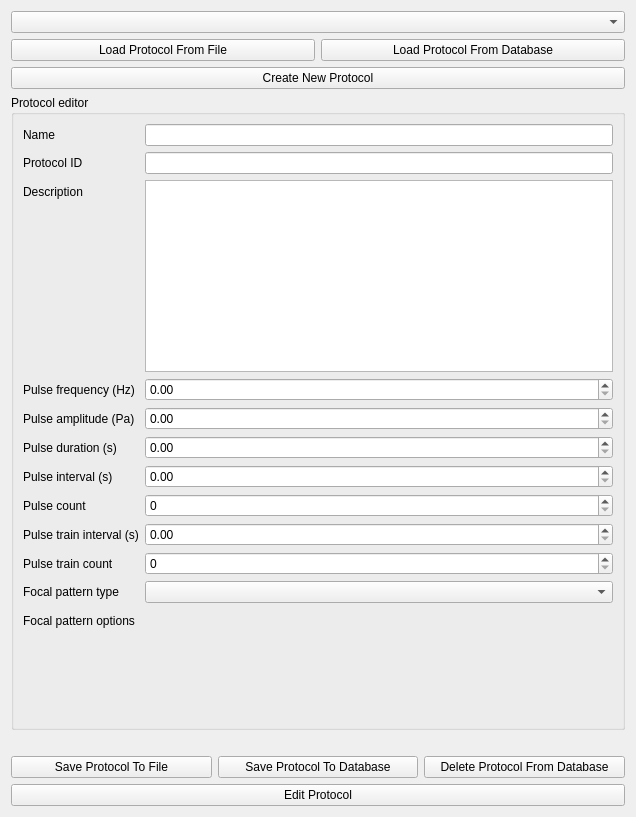
Above: OpenLIFUProtocolConfig/Resources/UI/OpenLIFUProtocolConfig.ui from OpenwaterHealth/SlicerOpenLIFU before the change. Below: the same form after it.
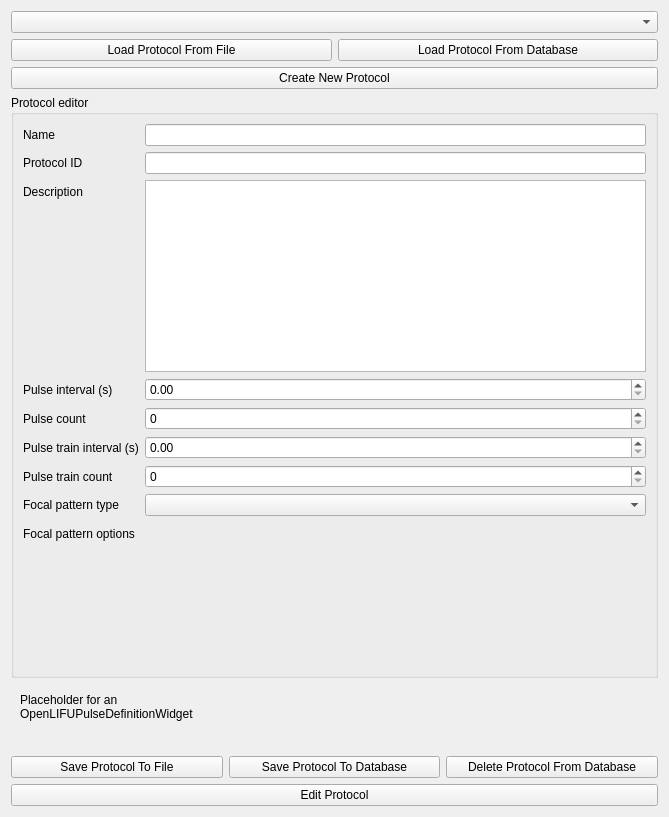
That is the form after the change. Custom widgets are drawn as their Qt base class.

Commit message: Replace bf.Pulse form with abstract form widget (#165)

```diff
--- a/OpenLIFUProtocolConfig/Resources/UI/OpenLIFUProtocolConfig.ui
+++ b/OpenLIFUProtocolConfig/Resources/UI/OpenLIFUProtocolConfig.ui
@@ -6,7 +6,7 @@
    <rect>
     <x>0</x>
     <y>0</y>
-    <width>636</width>
+    <width>669</width>
     <height>817</height>
    </rect>
   </property>
@@ -123,57 +123,80 @@
           </widget>
          </item>
          <item row="3" column="0">
-          <widget class="QLabel" name="pulseFrequencyLabel">
+          <widget class="QLabel" name="pulseIntervalLabel">
            <property name="toolTip">
             <string>The pulse frequency (Hz) used in the protocol</string>
            </property>
            <property name="text">
-            <string>Pulse frequency (Hz)</string>
+            <string>Pulse interval (s)</string>
            </property>
           </widget>
          </item>
          <item row="3" column="1">
-          <widget class="QDoubleSpinBox" name="pulseFrequencySpinBox">
+          <widget class="QDoubleSpinBox" name="pulseIntervalSpinBox">
            <property name="toolTip">
             <string>The pulse frequency (Hz) used in the protocol</string>
            </property>
           </widget>
          </item>
          <item row="4" column="0">
-          <widget class="QLabel" name="pulseAmplitudeLabel">
+          <widget class="QLabel" name="pulseCountLabel">
            <property name="toolTip">
             <string>The pulse amplitude (Pa) used in the protocol</string>
            </property>
            <property name="text">
-            <string>Pulse amplitude (Pa)</string>
+            <string>Pulse count</string>
            </property>
           </widget>
          </item>
          <item row="4" column="1">
-          <widget class="QDoubleSpinBox" name="pulseAmplitudeSpinBox">
+          <widget class="QDoubleSpinBox" name="pulseCountSpinBox">
            <property name="toolTip">
-            <string>The pulse amplitude (Pa) used in the protocol</string>
+            <string>Number of pulses in the sequence</string>
+           </property>
+           <property name="decimals">
+            <number>0</number>
            </property>
           </widget>
          </item>
          <item row="5" column="0">
-          <widget class="QLabel" name="pulseDurationLabel">
+          <widget class="QLabel" name="pulseTrainIntervalLabel">
            <property name="toolTip">
             <string>The pulse duration (s) used in the protocol</string>
            </property>
            <property name="text">
-            <string>Pulse duration (s)</string>
+            <string>Pulse train interval (s)</string>
            </property>
           </widget>
          </item>
          <item row="5" column="1">
-          <widget class="QDoubleSpinBox" name="pulseDurationSpinBox">
+          <widget class="QDoubleSpinBox" name="pulseTrainIntervalSpinBox">
            <property name="toolTip">
             <string>The pulse duration (s) used in the protocol</string>
            </property>
           </widget>
          </item>
-         <item row="11" column="0">
+         <item row="6" column="0">
+          <widget class="QLabel" name="pulseTrainCountLabel">
+           <property name="toolTip">
+            <string>Number of pulse trains in the sequence</string>
+           </property>
+           <property name="text">
+            <string>Pulse train count</string>
+           </property>
+          </widget>
+         </item>
+         <item row="6" column="1">
+          <widget class="QDoubleSpinBox" name="pulseTrainCountSpinBox">
+           <property name="toolTip">
+            <string>Number of pulse trains in the sequence</string>
+           </property>
+           <property name="decimals">
+            <number>0</number>
+           </property>
+          </widget>
+         </item>
+         <item row="8" column="0">
           <widget class="QLabel" name="focalPatternLabel">
            <property name="toolTip">
             <string>The focal pattern used in the protocol. By default, a single point is used</string>
@@ -183,14 +206,14 @@
            </property>
           </widget>
          </item>
-         <item row="11" column="1">
+         <item row="8" column="1">
           <widget class="QComboBox" name="focalPatternComboBox">
            <property name="toolTip">
             <string>The focal pattern used in the protocol. By default, a single point is used</string>
            </property>
           </widget>
          </item>
-         <item row="12" column="0">
+         <item row="9" column="0">
           <widget class="QLabel" name="focalPatternOptionsLabel">
            <property name="toolTip">
             <string>Focal pattern options</string>
@@ -200,7 +223,7 @@
            </property>
           </widget>
          </item>
-         <item row="12" column="1">
+         <item row="9" column="1">
           <widget class="QStackedWidget" name="focalPatternOptionsStackedWidget">
            <property name="currentIndex">
             <number>0</number>
@@ -268,77 +291,17 @@
            </widget>
           </widget>
          </item>
-         <item row="6" column="0">
-          <widget class="QLabel" name="pulseIntervalLabel">
-           <property name="toolTip">
-            <string>Interval (s) between pulses in the sequence</string>
-           </property>
+        </layout>
+       </widget>
+      </item>
+      <item>
+       <widget class="QWidget" name="pulseDefinitionWidgetPlaceholder" native="true">
+        <layout class="QVBoxLayout" name="verticalLayout_3">
+         <item>
+          <widget class="QLabel" name="pulseDefinitionWidgetPlaceholderLabel">
            <property name="text">
-            <string>Pulse interval (s)</string>
-           </property>
-          </widget>
-         </item>
-         <item row="6" column="1">
-          <widget class="QDoubleSpinBox" name="pulseIntervalSpinBox">
-           <property name="toolTip">
-            <string>Interval (s) between pulses in the sequence</string>
-           </property>
-          </widget>
-         </item>
-         <item row="7" column="0">
-          <widget class="QLabel" name="pulseCountLabel">
-           <property name="toolTip">
-            <string>Number of pulses in the sequence</string>
-           </property>
-           <property name="text">
-            <string>Pulse count</string>
-           </property>
-          </widget>
-         </item>
-         <item row="7" column="1">
-          <widget class="QDoubleSpinBox" name="pulseCountSpinBox">
-           <property name="toolTip">
-            <string>Number of pulses in the sequence</string>
-           </property>
-           <property name="decimals">
-            <number>0</number>
-           </property>
-          </widget>
-         </item>
-         <item row="8" column="0">
-          <widget class="QLabel" name="pulseTrainIntervalLabel">
-           <property name="toolTip">
-            <string>Interval (s) between pulse trains in the sequence</string>
-           </property>
-           <property name="text">
-            <string>Pulse train interval (s)</string>
-           </property>
-          </widget>
-         </item>
-         <item row="8" column="1">
-          <widget class="QDoubleSpinBox" name="pulseTrainIntervalSpinBox">
-           <property name="toolTip">
-            <string>Interval (s) between pulse trains in the sequence</string>
-           </property>
-          </widget>
-         </item>
-         <item row="9" column="0">
-          <widget class="QLabel" name="pulseTrainCountLabel">
-           <property name="toolTip">
-            <string>Number of pulse trains in the sequence</string>
-           </property>
-           <property name="text">
-            <string>Pulse train count</string>
-           </property>
-          </widget>
-         </item>
-         <item row="9" column="1">
-          <widget class="QDoubleSpinBox" name="pulseTrainCountSpinBox">
-           <property name="toolTip">
-            <string>Number of pulse trains in the sequence</string>
-           </property>
-           <property name="decimals">
-            <number>0</number>
+            <string>Placeholder for an
+OpenLIFUPulseDefinitionWidget</string>
            </property>
           </widget>
          </item>
```
Left out of the diff: 10 changed lines with no effect on the pictures. The commit also changes 1 other file.
